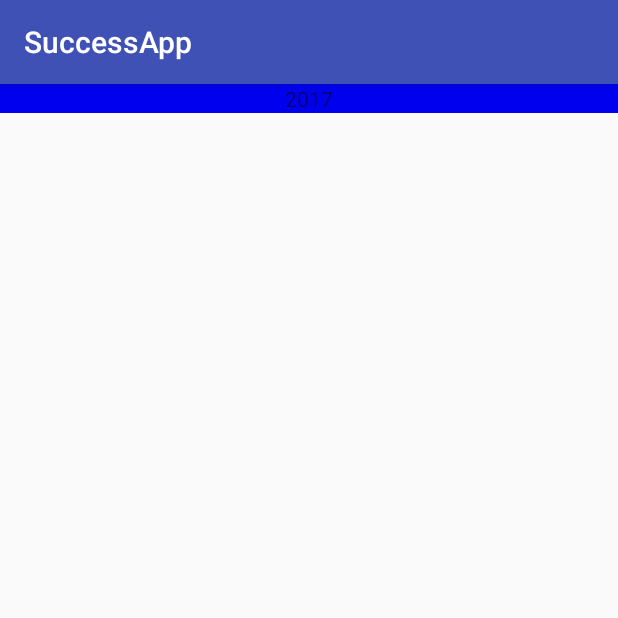
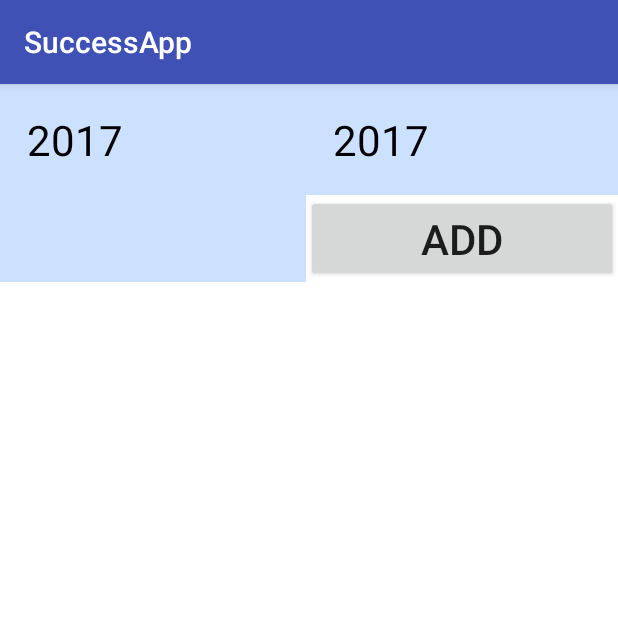
Before and after one commit to manhduong1002/success, an Android app: the screen it shows after launch (MainActivity), on a phone screen of 412 x 824 dp, the top half of it. Run offline under Robolectric (Android 15) with nearby library versions, the phone set to English and light mode, and no system bars; plain views replace PercentRelativeLayout.

Commit message:
add table view model

```diff
--- a/SuccessApp/app/src/main/res/layout/activity_main.xml
+++ b/SuccessApp/app/src/main/res/layout/activity_main.xml
@@ -10,22 +10,56 @@
         android:layout_width="fill_parent"
         android:layout_height="fill_parent">
 
+        <TableLayout xmlns:android="http://schemas.android.com/apk/res/android"
+            android:layout_width="match_parent"
+            android:layout_height="match_parent"
+            android:background="#ffffff"
+            android:shrinkColumns="*"
+            android:stretchColumns="*">
+
+        <!-- Row 1 with single column -->
+            <TableRow
+                android:layout_height="wrap_content"
+                android:layout_width="fill_parent"
+                android:gravity="center_horizontal">
+
+                <TextView
+                    android:layout_width="match_parent"
+                    android:layout_height="match_parent"
+                    android:layout_span="1"
+                    android:background="#cce0ff"
+                    android:padding="18dip"
+                    android:text="2017"
+                    android:textColor="#000"
+                    android:textSize="28dp" />
+
 
                 <RelativeLayout
-            app:layout_widthPercent="20%"
                     android:layout_width="match_parent"
                     android:layout_height="wrap_content"
-            android:id="@+id/linearLayoutYear"
-            android:background="@color/colorYearBlue"
-            android:layout_alignParentTop="true"
-            android:textAlignment="center"
+                    android:layout_span="2"
                      >
                     <TextView
                         android:layout_width="match_parent"
                         android:layout_height="wrap_content"
-                android:text="@string/year"
-                android:textAlignment="center"/>
+                        android:background="#cce0ff"
+                        android:padding="18dip"
+                        android:text="2017"
+                        android:textColor="#000"
+                        android:textSize="28dp"
+                        android:id="@+id/textView002"/>
+
+                    <Button
+                        android:layout_below="@+id/textView002"
+                        android:layout_width="match_parent"
+                        android:layout_height="wrap_content"
+                        android:text="Add"
+                        android:textSize="28dp"/>
+
                     </RelativeLayout>
+            </TableRow>
+
+        </TableLayout>
 
 </android.support.percent.PercentRelativeLayout>
     </RelativeLayout>
```
Lines whose indentation alone changed are shown as unchanged.
